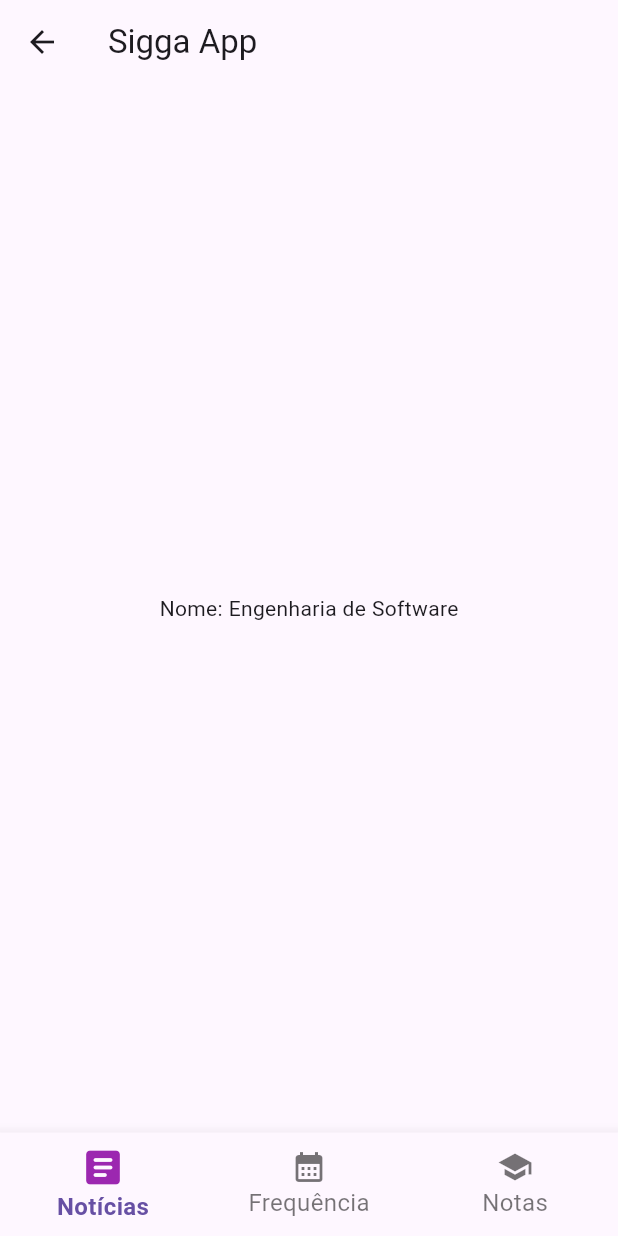
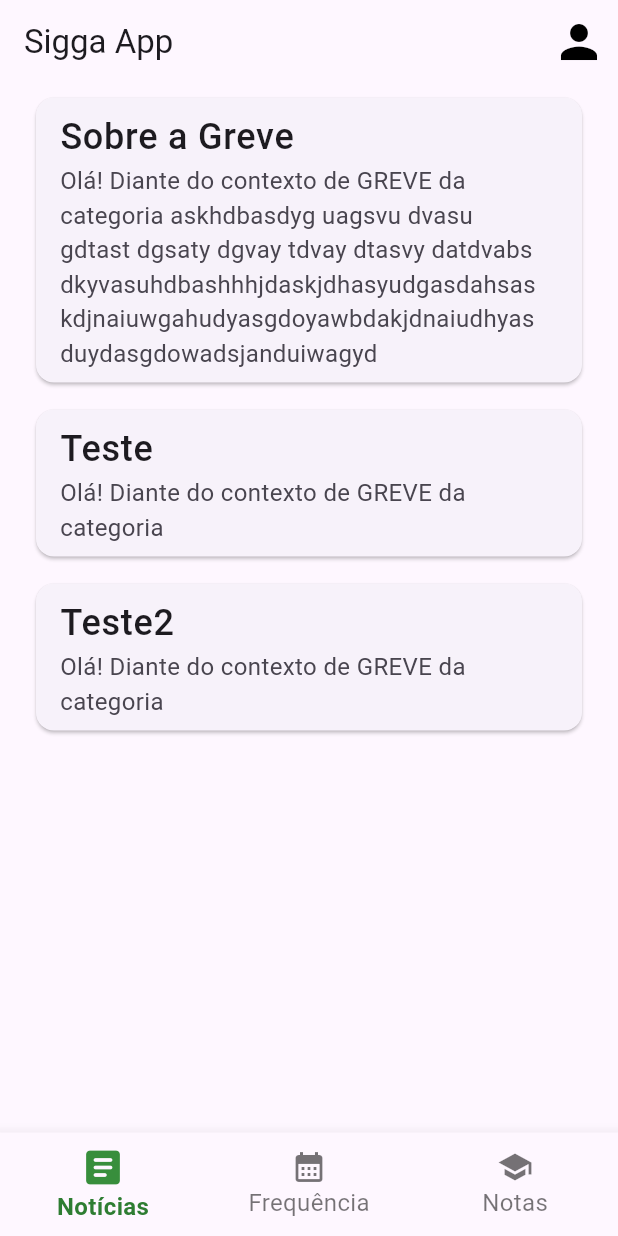
Before and after one commit to AndersonVD/sigaapp, a Flutter app: the Home screen opened by its route, after a tap on "Engenharia de Software", on a phone screen of 412 x 824 dp. Run offline on Flutter 3.47's test engine with Material 3 defaults, Android fonts, the phone set to English and light mode, and no system bars; our stand-ins replace lottie, shared_preferences; accounts and stored records are empty.

Commit message:
removendo algumas telas e transferindo para widgets novos e também criada tela para notícias

```diff
--- a/lib/models/subject.dart
+++ b/lib/models/subject.dart
@@ -1,19 +1,22 @@
 class Subject {
   String? name;
   Map<String, String>? frequency;
-  String? grade;
+  Map<String, String>? grade;
+  Map<String, String>? news;
 
   Subject({
     this.name,
     this.frequency,
-    this.grade
+    this.grade,
+    this.news
   });
 
   factory Subject.fromJson(Map<String, dynamic> json) {
     return Subject(
       name : json['name'],
       frequency: Map<String, String>.from(json['frequency']),
-      grade : json['grade']
+      grade : Map<String, String>.from(json['grade']),
+      news : Map<String, String>.from(json['news'])
     );
   }
 }
--- a/lib/models/user.dart
+++ b/lib/models/user.dart
@@ -4,11 +4,13 @@ class User {
   String? name;
   String? password;
   List<Subject>? subjects;
+  String? image;
 
   User({
     this.name,
     this.password,
-    this.subjects
+    this.subjects,
+    this.image
   });
 
   factory User.fromJson(Map<String, dynamic> json) {
@@ -18,7 +20,8 @@ class User {
     return User(
       name: json['name'],
       password: json['password'],
-      subjects: subjectsList
+      subjects: subjectsList,
+      image: json['image']
     );
   }
 }
--- a/lib/screens/home.dart
+++ b/lib/screens/home.dart
@@ -62,8 +62,15 @@ class _Home extends State<Home> {
                             top: 5, bottom: 5, left: 20, right: 20),
                         child: Card(
                           child: ListTile(
-                            title: Text(subject.name!),
-                            subtitle: Text(subject.frequency!.toString()),
+
+                            title: Text(
+                              subject.name!,
+                              style: const TextStyle(fontSize: 24, fontWeight: FontWeight.w500)
+                            ),
+                            subtitle: Text(
+                              "Frequência: ${subject.frequency!['average']!} Média: ${subject.grade!['average']}",
+                              style: const TextStyle(fontSize: 18)
+                            ),
                             trailing: const Icon(Icons.arrow_forward_ios),
                           ),
                         ),
--- a/lib/screens/loading_screen.dart
+++ b/lib/screens/loading_screen.dart
@@ -5,7 +5,7 @@ class LoadingScreen extends StatefulWidget {
   const LoadingScreen({super.key});
 
   @override
-  _LoadingScreenState createState() => _LoadingScreenState();
+  State<LoadingScreen> createState() => _LoadingScreenState();
 }
 
 class _LoadingScreenState extends State<LoadingScreen> {
--- /dev/null
+++ b/lib/screens/subject/news.dart
@@ -0,0 +1,37 @@
+import 'package:flutter/material.dart';
+import 'package:sigaapp/models/subject.dart';
+
+class News extends StatelessWidget {
+  final Subject subject;
+  const News({super.key, required this.subject});
+
+  @override
+  Widget build(BuildContext context) {
+    final newsItem = subject.news!.entries.toList();
+    return ListView.builder(
+      itemCount: subject.news!.length,
+      itemBuilder: (context, index) {
+        return Container(
+          margin: const EdgeInsets.only(top: 5, bottom: 5, left: 20, right: 20),
+          child: Column(
+            children: [
+                Card(
+                  child: ListTile(
+                    title: Text(
+                      newsItem[index].key,
+                      style: const TextStyle(fontSize: 24, fontWeight: FontWeight.w500)
+                    ),
+                    subtitle: Text(
+                      newsItem[index].value,
+                      style: const TextStyle(fontSize: 16)
+                      ),
+                  )
+                ),
+            ],
+          ),
+        );
+      }
+    );
+  }
+
+}
--- a/lib/screens/subject/subject.dart
+++ b/lib/screens/subject/subject.dart
@@ -1,11 +1,15 @@
 import 'package:flutter/material.dart';
 import 'package:sigaapp/models/subject.dart';
-import 'package:sigaapp/screens/subject/frequency.dart';
+import 'package:sigaapp/screens/subject/news.dart';
+import 'package:sigaapp/widgets/info_table.dart';
 
 class SubjectDetails extends StatefulWidget {
   final Subject subject;
 
-  const SubjectDetails({super.key, required this.subject});
+  const SubjectDetails({
+    super.key,
+    required this.subject,
+  });
 
   @override
   State<SubjectDetails> createState() => _HomeState();
@@ -15,9 +19,9 @@ class _HomeState extends State<SubjectDetails> {
   int _selectedIndex = 0;
 
   late List<Widget> widgetOptions = <Widget>[
-    Text('Nome: ${widget.subject.name!}'),
-    Frequency(subject: widget.subject),
-    Text('Notas: ${widget.subject.grade!}')
+    News(subject: widget.subject),
+    InfoTable(values: widget.subject.frequency!, info: "Frequência"),
+    InfoTable(values: widget.subject.grade!, info: "Notas")
   ];
 
   void _onItemTapped(int index) {
@@ -30,7 +34,14 @@ class _HomeState extends State<SubjectDetails> {
   Widget build(BuildContext context) {
     return Scaffold(
       appBar: AppBar(
-        title: const Text('Sigga App'),
+        automaticallyImplyLeading: false,
+        title: const Text("Sigga App"),
+        actions: const [
+          IconButton(
+            onPressed: null,
+            icon: Icon(Icons.person, size: 36, color: Colors.black,)
+          )
+        ],
       ),
       body: Center(
         child: widgetOptions.elementAt(_selectedIndex),
@@ -47,16 +58,17 @@ class _HomeState extends State<SubjectDetails> {
           ),
           BottomNavigationBarItem(
             icon: Icon(Icons.school),
-            label: 'Notas',
+            label: 'Notas'
           ),
         ],
 
         currentIndex: _selectedIndex,
         selectedLabelStyle: const TextStyle(fontSize: 16, fontWeight: FontWeight.w700),
+        selectedItemColor: Colors.green[800],
         unselectedLabelStyle: const TextStyle(fontSize: 16),
-        selectedIconTheme: const IconThemeData(
+        selectedIconTheme: IconThemeData(
           size: 30.0,
-          color: Colors.purple
+          color: Colors.green[700]
         ),
         onTap: _onItemTapped,
       ),
--- a/lib/services/api_service.dart
+++ b/lib/services/api_service.dart
@@ -20,8 +20,8 @@ Future<User> getUserFromJson(String user, String password) async {
         'Mozilla/5.0 (Macintosh; Intel Mac OS X 10_15_7) AppleWebKit/605.1.15 (KHTML, like Gecko) Version/17.5 Safari/605.1.15',
   };
 
-  final url = Uri.parse(
-      'http://localhost:8000/sigaa_user_data?username=$user&password=$password');
+  // final url = Uri.parse(
+  //     'http://localhost:8000/sigaa_user_data?username=$user&password=$password');
 
   // final res = await http.get(url, headers: headers);
 
@@ -31,30 +31,64 @@ Future<User> getUserFromJson(String user, String password) async {
   String jsonString = '''
   {
     "user": {
+      "image" : "https://github.com/LuisFelipeRochaMartins.png",
       "name": "John Doe",
       "password": "123",
       "subjects": [
         {
           "name": "Engenharia de Software",
-          "grade": "9.8",
+          "news" : {
+            "Sobre a Greve" : "Olá! Diante do contexto de GREVE da categoria askhdbasdyg uagsvu dvasu gdtast dgsaty dgvay tdvay dtasvy datdvabsdkyvasuhdbashhhjdaskjdhasyudgasdahsaskdjnaiuwgahudyasgdoyawbdakjdnaiudhyasduydasgdowadsjanduiwagyd",
+            "Teste" : "Olá! Diante do contexto de GREVE da categoria",
+            "Teste2" : "Olá! Diante do contexto de GREVE da categoria"
+          },
+          "grade": {
+            "AV1": "7.8",
+            "AV2": "4.2",
+            "average": "6.0",
+            "state": "Aprovado"
+          },
           "frequency": {
-            "2024-05-15": "Presente"
+            "2024-05-15": "Presente",
+            "average": "20%"
           }
         },
         {
           "name": "Banco de Dados I",
-          "grade": "9.8",
+          "news" : {
+            "Sobre a Greve" : "Olá! Diante do contexto de GREVE da categoria",
+            "Teste" : "Olá! Diante do contexto de GREVE da categoria",
+            "Teste2" : "Olá! Diante do contexto de GREVE da categoria"
+          },
+          "grade": {
+            "AV1": "7.8",
+            "AV2": "4.2",
+            "average": "6.0",
+            "state": "Aprovado"
+          },
           "frequency": {
             "2024-05-15": "3 Falta(s)",
             "2024-05-14": "Presente",
-            "2024-05-13": "3 Falta(s)"
+            "2024-05-13": "3 Falta(s)",
+            "average": "20%"
           }
         },
         {
           "name": "Programação Orientada a Objetos",
-          "grade": "9.8",
+          "news": {
+            "Sobre a Greve" : "Olá! Diante do contexto de GREVE da categoria",
+            "Teste" : "Olá! Diante do contexto de GREVE da categoria",
+            "Teste2" : "Olá! Diante do contexto de GREVE da categoria"
+          },
+          "grade": {
+            "AV1": "7.8",
+            "AV2": "4.1",
+            "average": "5.9",
+            "state": "Reprovado"
+          },
           "frequency": {
-            "2024-05-15": "4 Falta(s)"
+            "2024-05-15": "4 Falta(s)",
+            "average": "20%"
           }
         }
       ]
@@ -63,6 +97,6 @@ Future<User> getUserFromJson(String user, String password) async {
   ''';
 
   Map<String, dynamic> userMap = jsonDecode(jsonString)['user'];
-  User _user = User.fromJson(userMap);
-  return _user;
+  User user = User.fromJson(userMap);
+  return user;
 }
```
Also changed, not shown: lib/screens/login.dart (+7 -5 lines), lib/screens/subject/frequency.dart (deleted, +0 -68 lines), lib/widgets/info_table.dart (added, +111 -0 lines), pubspec.lock.
